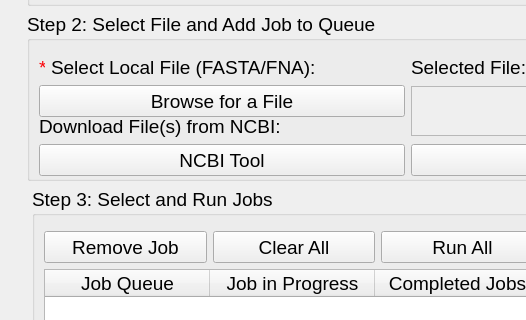
TrinhLab/CASPERapp, file NewGenome.ui: the form before one commit; both pictures show x 0 to 526 and y 262 to 582 of the 850 by 868 pixel window.
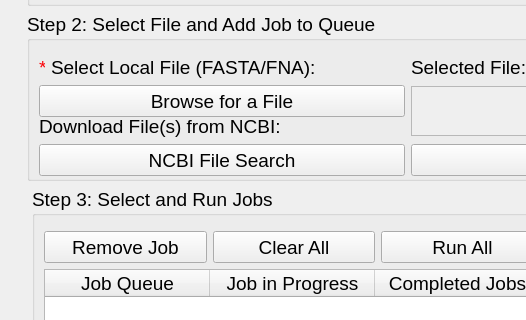
The form after the commit.

Commit message: Fixed Gene Viewer key error and removed "Show All Targets" checkbox in main

```diff
--- a/NewGenome.ui
+++ b/NewGenome.ui
@@ -422,7 +422,7 @@
             </size>
            </property>
            <property name="text">
-            <string>NCBI Tool</string>
+            <string>NCBI File Search</string>
            </property>
           </widget>
          </item>
```
The commit also changes 3 other files.
